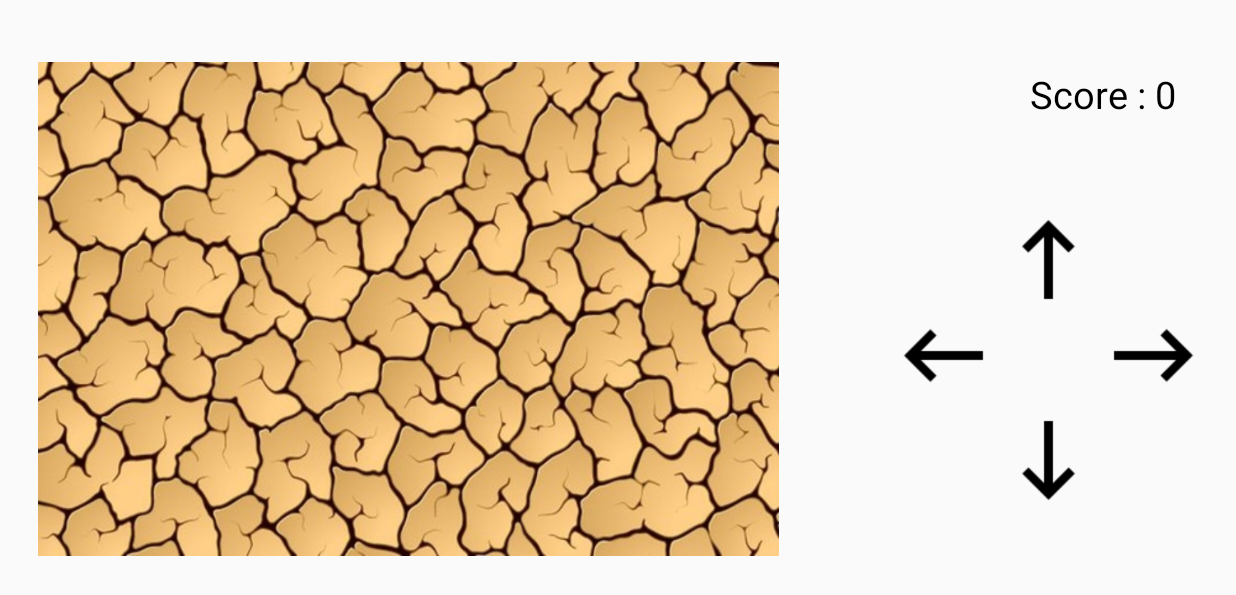
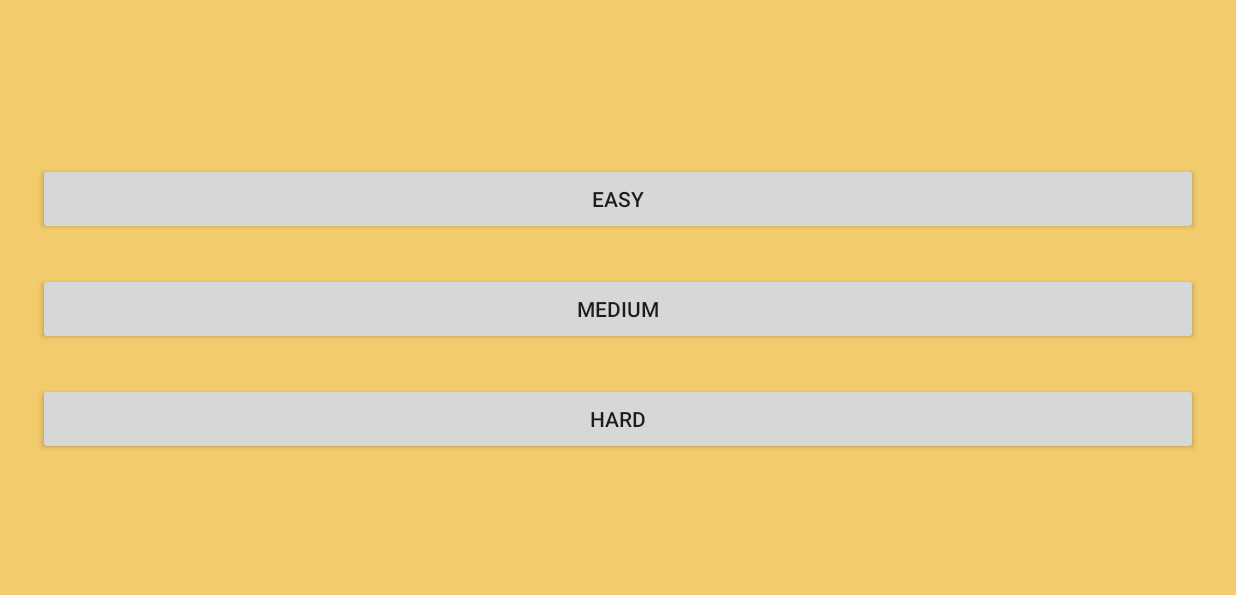
Before and after one commit to Elynad/Dynseo-Hackaton, an Android app: the screen it shows after launch (MainActivity before the commit, LaunchActivity after it), on a phone screen of 824 x 412 dp (held sideways). Shown: the top 595 px of the screen. Run offline under Robolectric (Android 15) with nearby library versions, the phone set to English and light mode, and no system bars.

Commit message:
Adding colors ; adding different levels

```diff
--- /dev/null
+++ b/app/src/main/java/com/test/dynseo_hackaton/LaunchActivity.java
@@ -0,0 +1,45 @@
+package com.test.dynseo_hackaton;
+
+import androidx.appcompat.app.AppCompatActivity;
+
+import android.content.Intent;
+import android.os.Bundle;
+import android.view.View;
+import android.widget.Button;
+
+public class LaunchActivity extends AppCompatActivity implements View.OnClickListener {
+
+    Button  easyButton ;
+    Button  mediumButton ;
+    Button  hardButton ;
+
+    @Override
+    protected void onCreate(Bundle savedInstanceState) {
+        super.onCreate(savedInstanceState);
+        setContentView(R.layout.activity_launch);
+
+        easyButton = findViewById(R.id.easyButton);
+        mediumButton = findViewById(R.id.mediumButton);
+        hardButton = findViewById(R.id.hardButton);
+
+    }
+
+    @Override
+    public void onClick(View view) {
+        int gameLevel = -1 ;
+        switch (view.getId()) {
+            case R.id.easyButton :
+                gameLevel = 0 ;
+                break ;
+            case R.id.mediumButton :
+                gameLevel = 1 ;
+                break ;
+            case R.id.hardButton :
+                gameLevel = 2 ;
+                break ;
+        }
+        Intent intent = new Intent(this, MainActivity.class);
+        intent.putExtra(getString(R.string.level_param), gameLevel);
+        startActivity(intent);
+    }
+}
--- /dev/null
+++ b/app/src/main/res/layout/activity_launch.xml
@@ -0,0 +1,46 @@
+<?xml version="1.0" encoding="utf-8"?>
+<androidx.constraintlayout.widget.ConstraintLayout xmlns:android="http://schemas.android.com/apk/res/android"
+    xmlns:app="http://schemas.android.com/apk/res-auto"
+    xmlns:tools="http://schemas.android.com/tools"
+    android:layout_width="match_parent"
+    android:layout_height="match_parent"
+    android:background="@color/background"
+    tools:context=".LaunchActivity">
+
+    <LinearLayout
+        android:layout_width="match_parent"
+        android:layout_height="wrap_content"
+        android:orientation="vertical"
+        android:paddingLeft="25dp"
+        android:paddingRight="25dp"
+        app:layout_constraintBottom_toBottomOf="parent"
+        app:layout_constraintEnd_toEndOf="parent"
+        app:layout_constraintStart_toStartOf="parent"
+        app:layout_constraintTop_toTopOf="parent">
+
+        <Button
+            android:id="@+id/easyButton"
+            android:layout_width="match_parent"
+            android:layout_height="wrap_content"
+            android:layout_marginBottom="25dp"
+            android:onClick="onClick"
+            android:text="@string/easy" />
+
+        <Button
+            android:id="@+id/mediumButton"
+            android:layout_width="match_parent"
+            android:layout_height="wrap_content"
+            android:layout_marginBottom="25dp"
+            android:onClick="onClick"
+            android:text="@string/medium" />
+
+        <Button
+            android:id="@+id/hardButton"
+            android:layout_width="match_parent"
+            android:layout_height="wrap_content"
+            android:onClick="onClick"
+            android:text="@string/hard" />
+
+    </LinearLayout>
+
+</androidx.constraintlayout.widget.ConstraintLayout>
--- a/app/src/main/res/layout/activity_main.xml
+++ b/app/src/main/res/layout/activity_main.xml
@@ -1,11 +1,11 @@
 <?xml version="1.0" encoding="utf-8"?>
 
-<androidx.constraintlayout.widget.ConstraintLayout
-    xmlns:android="http://schemas.android.com/apk/res/android"
+<androidx.constraintlayout.widget.ConstraintLayout xmlns:android="http://schemas.android.com/apk/res/android"
+    xmlns:app="http://schemas.android.com/apk/res-auto"
     xmlns:tools="http://schemas.android.com/tools"
-    xmlns:app="http://schemas.android.com/apk/res-auto"
     android:layout_width="match_parent"
     android:layout_height="match_parent"
+    android:background="@color/background"
     tools:context=".MainActivity">
 
     <SurfaceView
@@ -20,8 +20,8 @@
 
     <ImageView
         android:id="@+id/game_background_image_view"
-        android:layout_width="1000dp"
-        android:layout_height="800dp"
+        android:layout_width="100dp"
+        android:layout_height="200dp"
         android:layout_marginStart="25dp"
         android:layout_marginLeft="25dp"
         android:background="@drawable/background_image_dry_ground"
--- a/app/src/main/res/values/colors.xml
+++ b/app/src/main/res/values/colors.xml
@@ -5,4 +5,5 @@
     <color name="colorPrimaryDark">#3700B3</color>
     <color name="colorAccent">#03DAC5</color>
     <color name="colorBlack">#000000</color>
+    <color name="background">#f2cb6d</color>
 </resources>
--- a/app/src/main/res/values/strings.xml
+++ b/app/src/main/res/values/strings.xml
@@ -1,4 +1,12 @@
 <resources>
     <string name="app_name">Dynseo_Hackaton</string>
     <string name="score">Score : </string>
+
+    <!-- Buttons -->
+    <string name="easy">Easy</string>
+    <string name="medium">Medium</string>
+    <string name="hard">Hard</string>
+
+    <!-- Tags -->
+    <string name="level_param">LEVEL_PARAM</string>
 </resources>
```
Also changed, not shown: app/src/main/AndroidManifest.xml (+10 -7 lines), app/src/main/java/com/test/dynseo_hackaton/MainActivity.java (+5 -1 lines), app/src/main/java/com/test/dynseo_hackaton/SnakeEngine.java (+14 -5 lines), app/src/main/res/values/params.xml (added, +8 -0 lines).
